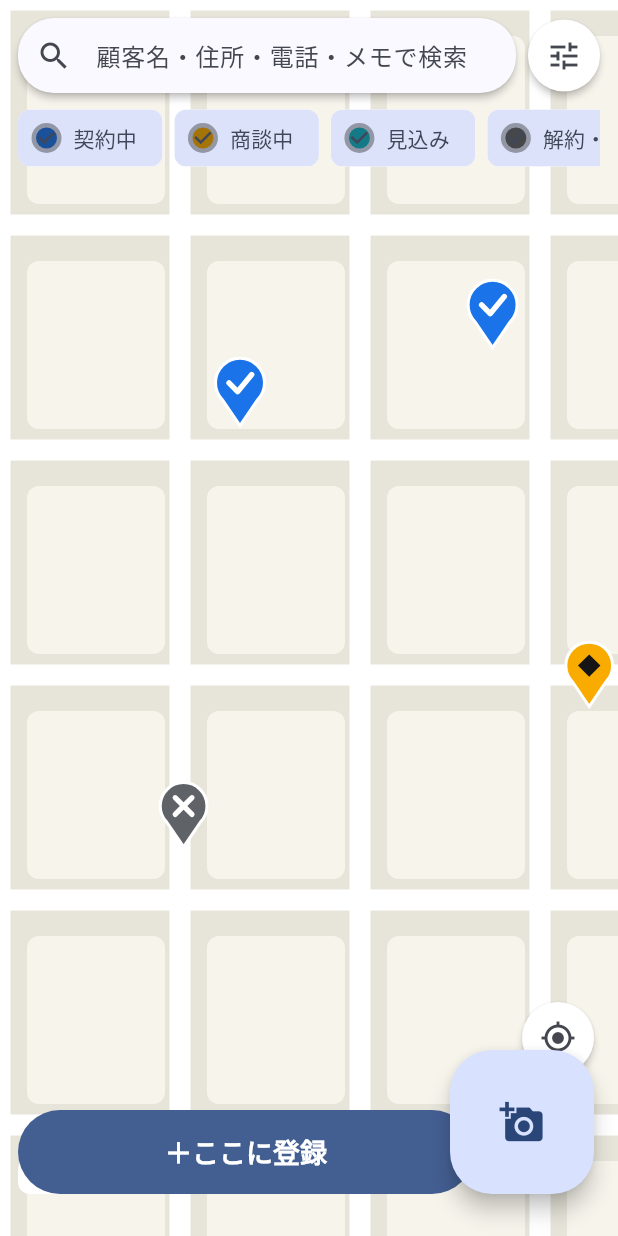
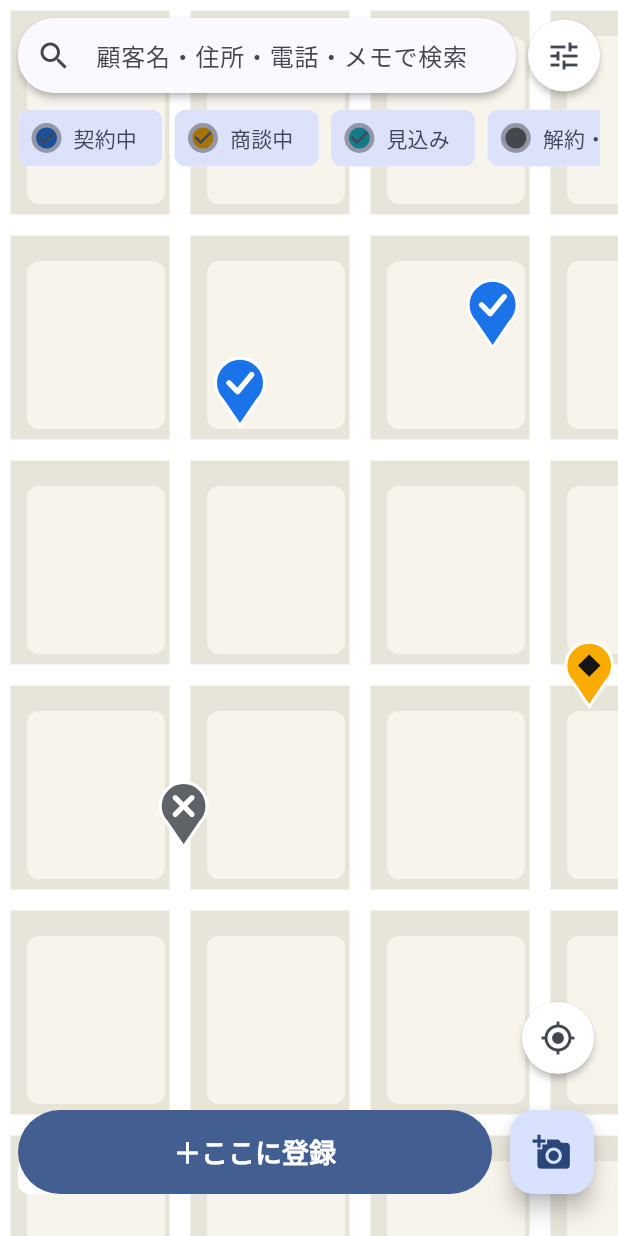
Before and after one commit to shyo0915-lang/-, a Flutter app: the screen it shows after launch, on a phone screen of 412 x 824 dp. Run offline on Flutter 3.47's test engine with Material 3 defaults, Android fonts, the phone set to English and light mode, and no system bars; our stand-ins replace connectivity_plus, geolocator, google_maps_flutter, image_picker, sembast_web, shared_preferences and 3 more; missing offline and left inert: dart:js_interop, encrypt, google_mlkit_text_recognition; accounts and stored records are empty.

Commit message:
撮影ボタンを通常サイズにして現在地ボタンとの重なりを解消

```diff
--- a/app/lib/ui/map_page.dart
+++ b/app/lib/ui/map_page.dart
@@ -312,7 +312,7 @@ class _MapPageState extends State<MapPage> with WidgetsBindingObserver {
           if (app.sheet == SheetLevel.closed)
             Positioned(
               left: 12,
-              right: 96,
+              right: 84,
               bottom: 28 + safeBottom,
               child: FilledButton(
                 onPressed: _registerAtCenter,
@@ -350,11 +350,11 @@ class _MapPageState extends State<MapPage> with WidgetsBindingObserver {
             Positioned(
               right: 16,
               bottom: 28 + safeBottom,
-              child: FloatingActionButton.large(
+              child: FloatingActionButton(
                 heroTag: 'camera',
                 tooltip: '契約書を撮影して新規登録',
                 onPressed: () => Navigator.of(context).push(MaterialPageRoute(builder: (_) => OcrPage(state: app))),
-                child: const Icon(Icons.add_a_photo, size: 30),
+                child: const Icon(Icons.add_a_photo, size: 26),
               ),
             ),
           AnimatedPositioned(
```
